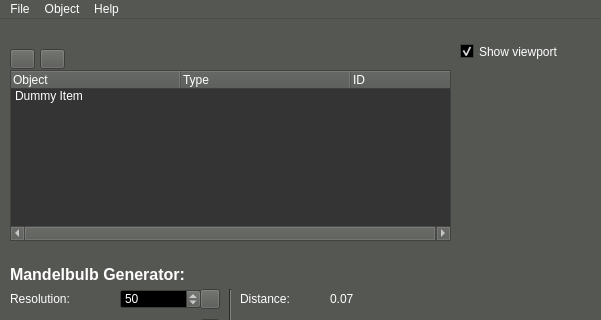
Qt form mainwindow.ui (EVARATE/MandelbulbUI) before a commit; both pictures show x 0 to 601 and y 0 to 320 of the 1000 by 510 pixel window.
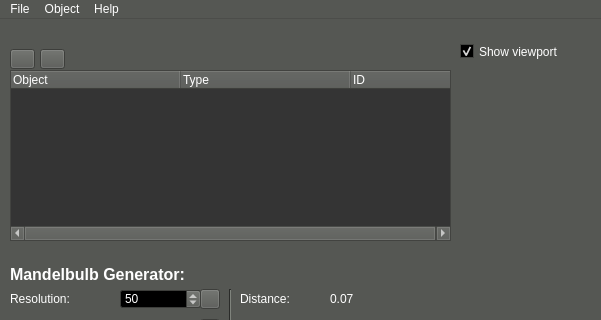
The same form after that commit. Icons and pictures are not drawn.

What changed in the file:
```diff
--- a/mainwindow.ui
+++ b/mainwindow.ui
@@ -1113,18 +1113,6 @@
       <string>ID</string>
      </property>
     </column>
-    <item>
-     <property name="text">
-      <string>Dummy Item</string>
-     </property>
-     <property name="icon">
-      <iconset resource="iconFile.qrc">
-       <normaloff>:/icons/icons/icon_unknown.png</normaloff>:/icons/icons/icon_unknown.png</iconset>
-     </property>
-     <property name="text">
-      <string/>
-     </property>
-    </item>
    </widget>
    <widget class="QPushButton" name="pushButton_remObject">
     <property name="geometry">
```
